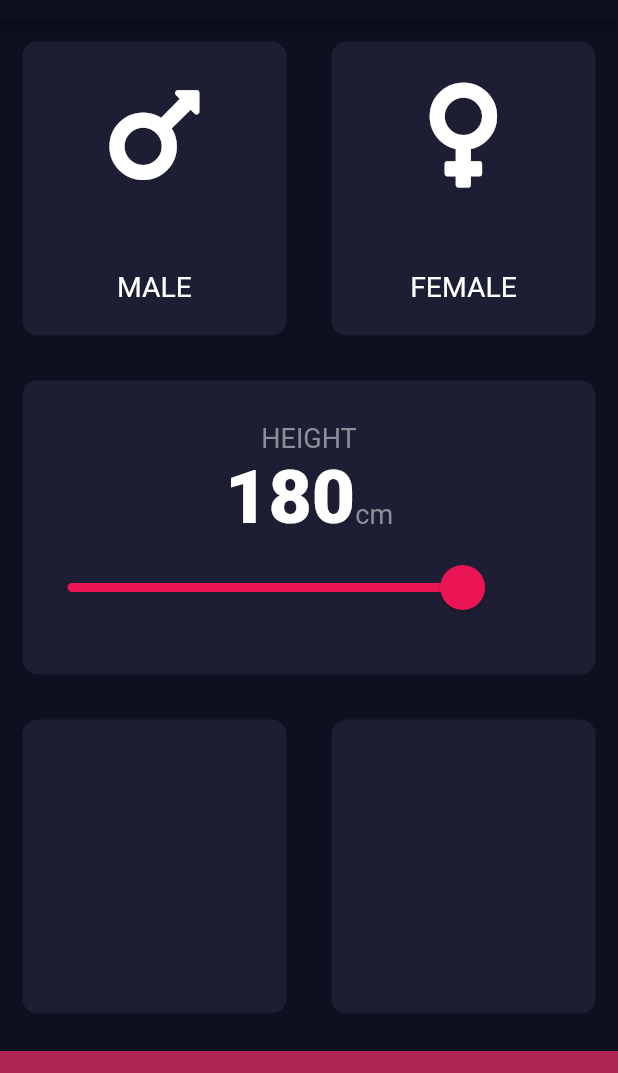
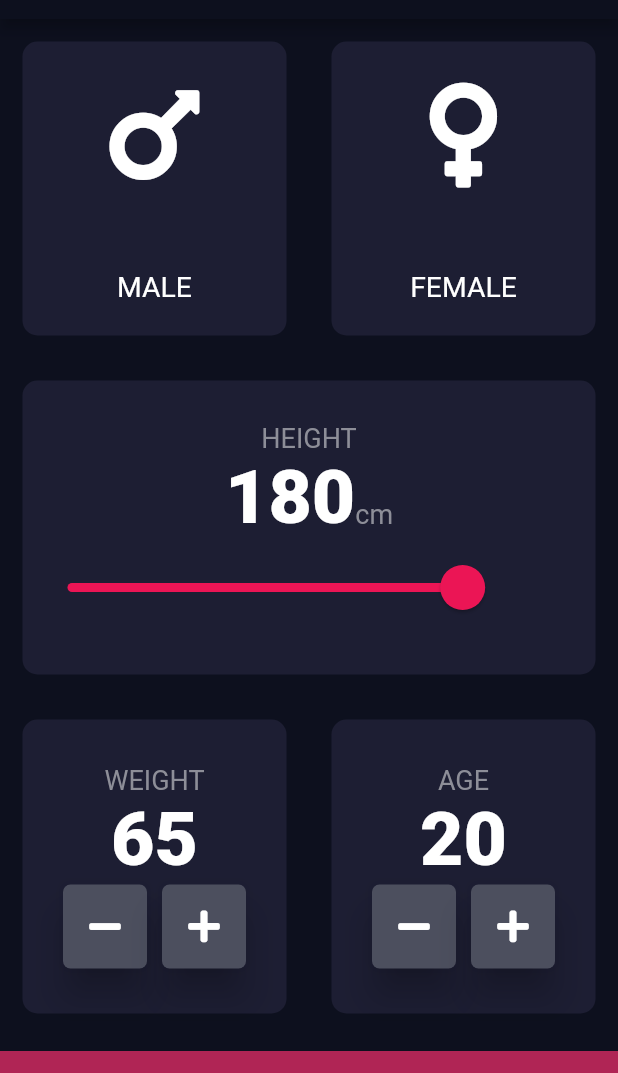
Before and after one commit to abdulaziz-damlahi/bmi-calculator, a Flutter app: the screen it shows after launch, on a phone screen of 412 x 824 dp, the part 65-1138 px from its top. Run offline on Flutter 3.47's test engine with Material 2 defaults, Android fonts, the phone set to English and light mode, and no system bars; our stand-ins replace font_awesome_flutter; missing offline and left inert: dart:ffi.

Commit message:
weight&age custom button

```diff
--- a/lib/input_page.dart
+++ b/lib/input_page.dart
@@ -20,6 +20,8 @@ class InputPage extends StatefulWidget {
 class _InputPageState extends State<InputPage> {
   Gender selectedgender;
   int height = 180;
+  int weight = 65;
+  int AGE = 20;
   @override
   Widget build(BuildContext context) {
     return Scaffold(
@@ -123,13 +125,83 @@ class _InputPageState extends State<InputPage> {
               Expanded(
                 child: reusable(
                   colour: kwidgetcolor,
+                  cardChild: Column(
+                    mainAxisAlignment: MainAxisAlignment.center,
+                    children: <Widget>[
+                      Text(
+                        'WEIGHT',
+                        style: klabelTextStyle,
+                      ),
+                      Text(
+                        weight.toString(),
+                        style: kNumberTextStyle,
+                      ),
+                      Row(
+                        mainAxisAlignment: MainAxisAlignment.center,
+                        children: <Widget>[
+                          RoundIconButton(
+                            icon: FontAwesomeIcons.minus,
+                            onPressed: () {
+                              setState(() {
+                                weight--;
+                              });
+                            },
+                          ),
+                          SizedBox(width: 10.0),
+                          RoundIconButton(
+                            icon: FontAwesomeIcons.plus,
+                            onPressed: () {
+                              setState(() {
+                                weight++;
+                              });
+                            },
+                          ),
+                        ],
+                      ),
+                    ],
+                  ),
                 ),
               ),
               Expanded(
                 child: reusable(
                   colour: kwidgetcolor,
+                  cardChild: Column(
+                    mainAxisAlignment: MainAxisAlignment.center,
+                    children: <Widget>[
+                      Text(
+                        'AGE',
+                        style: klabelTextStyle,
+                      ),
+                      Text(
+                        AGE.toString(),
+                        style: kNumberTextStyle,
+                      ),
+                      Row(
+                        mainAxisAlignment: MainAxisAlignment.center,
+                        children: <Widget>[
+                          RoundIconButton(
+                            icon: FontAwesomeIcons.minus,
+                            onPressed: () {
+                              setState(() {
+                                AGE--;
+                              });
+                            },
+                          ),
+                          SizedBox(width: 10.0),
+                          RoundIconButton(
+                            icon: FontAwesomeIcons.plus,
+                            onPressed: () {
+                              setState(() {
+                                AGE++;
+                              });
+                            },
+                          ),
+                        ],
+                      ),
+                    ],
+                  ),
                 ),
-              )
+              ),
             ],
           )),
           Container(
@@ -143,3 +215,23 @@ class _InputPageState extends State<InputPage> {
     );
   }
 }
+
+@override
+class RoundIconButton extends StatelessWidget {
+  RoundIconButton({@required this.icon, @required this.onPressed});
+  final IconData icon;
+  final Function onPressed;
+  Widget build(BuildContext context) {
+    return RawMaterialButton(
+      child: Icon(icon),
+      onPressed: onPressed,
+      elevation: 10.0,
+      constraints: BoxConstraints.tightFor(
+        width: 56.0,
+        height: 56.0,
+      ),
+      shape: RoundedRectangleBorder(borderRadius: BorderRadius.circular(5.0)),
+      fillColor: Color(0xff4c4f5e),
+    );
+  }
+}
```
